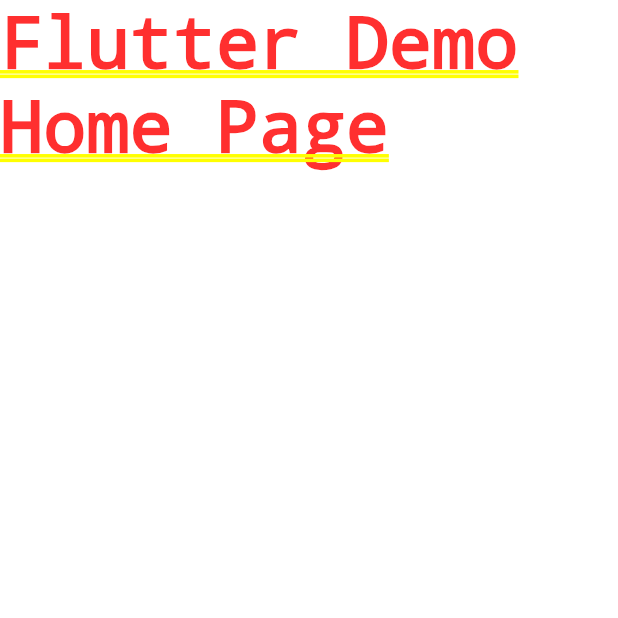
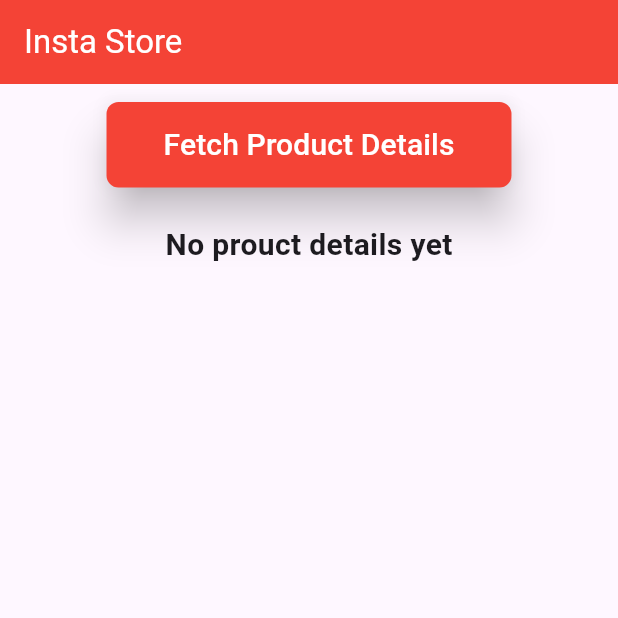
Before and after one commit to Dhannesh/app_backend, a Flutter app: the screen it shows after launch, on a phone screen of 412 x 824 dp, the top half of it. Run offline on Flutter 3.47's test engine with Material 3 defaults, Android fonts, the phone set to English and light mode, and no system bars.

Commit message:
add model and single product details

```diff
--- a/lib/main.dart
+++ b/lib/main.dart
@@ -1,3 +1,4 @@
+import 'package:app_backend/products_page.dart';
 import 'package:flutter/material.dart';
 
 void main() {
@@ -11,12 +12,19 @@
   @override
   Widget build(BuildContext context) {
     return MaterialApp(
-      title: 'Flutter Demo',
+      title: 'Insta Store',
       theme: ThemeData(
         colorScheme: ColorScheme.fromSeed(seedColor: Colors.deepPurple),
         useMaterial3: true,
       ),
-      home: const Text('Flutter Demo Home Page'),
+      home: Scaffold(
+        appBar: AppBar(
+          title: const Text("Insta Store"),
+          backgroundColor: Colors.red,
+          foregroundColor: Colors.white,
+        ),
+        body: const ProductsPage(),
+      ),
     );
   }
 }
--- /dev/null
+++ b/lib/models/product.dart
@@ -0,0 +1,32 @@
+import 'dart:convert';
+
+class Product {
+  final int id;
+  final String title;
+  final double price;
+  final String description;
+  final String category;
+  final String image;
+  final double rating;
+
+  const Product({
+    required this.id,
+    required this.title,
+    required this.price,
+    required this.description,
+    required this.category,
+    required this.image,
+    required this.rating,
+  });
+
+  factory Product.fromJson(Map<String, dynamic> json) {
+    return Product(
+        id: json['id'],
+        title: json['title'],
+        price: json['price'] + .0,
+        description: json['description'],
+        category: json['category'],
+        image: json['image'],
+        rating: (json['rating']['rate'] ?? 0) + .0);
+  }
+}
--- /dev/null
+++ b/lib/products_page.dart
@@ -0,0 +1,52 @@
+import 'package:app_backend/product_details.dart';
+import 'package:app_backend/utils/http_utils.dart';
+import 'package:flutter/material.dart';
+
+class ProductsPage extends StatefulWidget {
+  const ProductsPage({super.key});
+
+  @override
+  State<ProductsPage> createState() => _ProductsPageState();
+}
+
+class _ProductsPageState extends State<ProductsPage> {
+  String productInfoResult = "No prouct details yet";
+  @override
+  Widget build(BuildContext context) {
+    return Column(
+      children: [
+        Padding(
+            padding: EdgeInsets.all(12.0),
+            child: Center(
+              child: ElevatedButton(
+                style: ElevatedButton.styleFrom(
+                    elevation: 12,
+                    backgroundColor: Colors.red,
+                    shape: RoundedRectangleBorder(
+                        borderRadius: BorderRadius.circular(8))),
+                onPressed: () {
+                  Navigator.push(
+                      context,
+                      MaterialPageRoute(
+                          builder: (context) => ProductDetails()));
+                },
+                child: Padding(
+                    padding: EdgeInsets.all(14.0),
+                    child: Text(
+                      'Fetch Product Details',
+                      style: TextStyle(fontSize: 20, color: Colors.white),
+                    )),
+              ),
+            )),
+        Expanded(
+            child: Padding(
+          padding: EdgeInsets.all(12.0),
+          child: Text(
+            productInfoResult,
+            style: TextStyle(fontWeight: FontWeight.bold, fontSize: 20),
+          ),
+        ))
+      ],
+    );
+  }
+}
--- a/pubspec.yaml
+++ b/pubspec.yaml
@@ -34,6 +34,7 @@
   # The following adds the Cupertino Icons font to your application.
   # Use with the CupertinoIcons class for iOS style icons.
   cupertino_icons: ^1.0.8
+  http: ^1.3.0
 
 dev_dependencies:
   flutter_test:
@@ -58,8 +59,8 @@
   uses-material-design: true
 
   # To add assets to your application, add an assets section, like this:
-  # assets:
-  #   - images/a_dot_burr.jpeg
+  assets:
+    - images/
   #   - images/a_dot_ham.jpeg
 
   # An image asset can refer to one or more resolution-specific "variants", see
```
Also changed, not shown: lib/product_details.dart (added, +50 -0 lines), lib/utils/http_utils.dart (added, +26 -0 lines), pubspec.lock.
